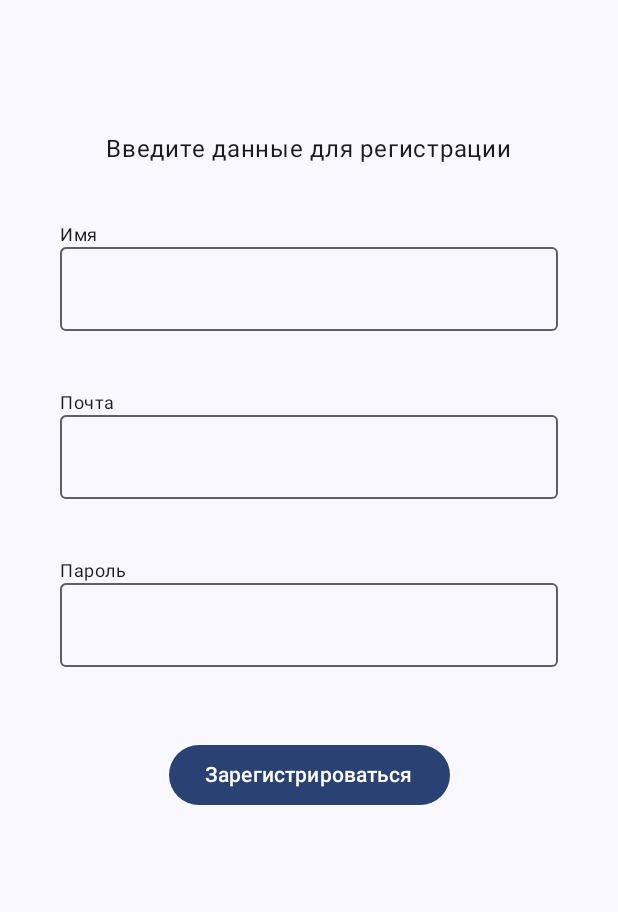
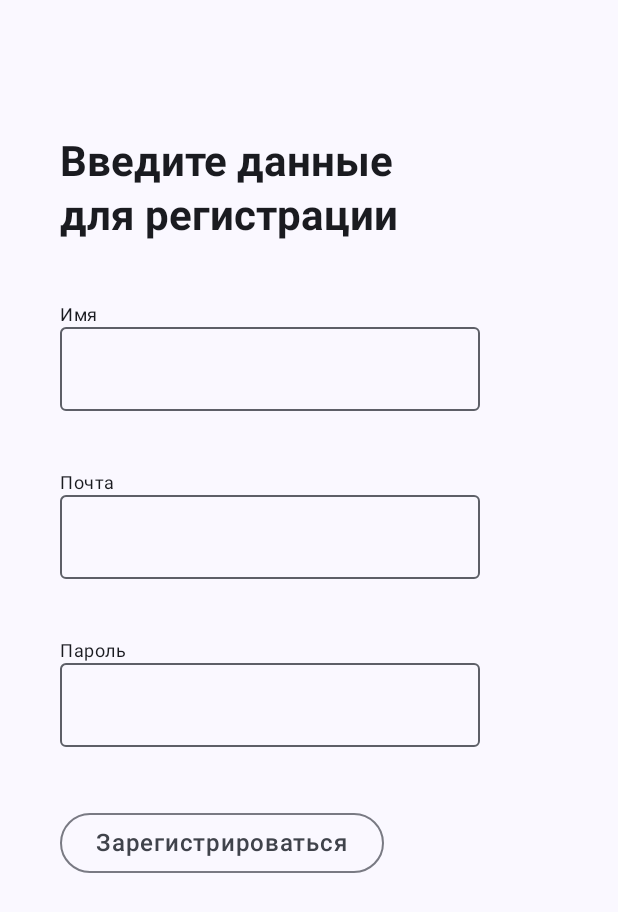
Before and after one commit to y19th/compose-registration, an Android app built with Jetpack Compose: the screen it shows after launch (MainActivity), on a phone screen of 412 x 824 dp. Shown: the top 912 px of the screen. Run offline under Robolectric (Android 15) with nearby library versions, the phone set to English and light mode, and no system bars; our stand-ins replace Room's generated code.

```diff
--- a/app/src/main/java/y19th/example/compose_registration/navigation/NavGraph.kt
+++ b/app/src/main/java/y19th/example/compose_registration/navigation/NavGraph.kt
@@ -21,12 +21,12 @@ fun NavGraph(
         startDestination = startDestination
     ) {
         composable(route = Screens.Main.route) {
-            MainScreen(navigateForward = {
-                navController.navigate(Screens.Profile.route)
+            MainScreen(navigateForward = { userName ->
+                navController.navigate(Screens.Profile.route + "/$userName")
             })
         }
-        composable(route = Screens.Profile.route) {
-            ProfileScreen()
+        composable(route = Screens.Profile.route + "/{user_name}") {backStack ->
+            ProfileScreen(backStack.arguments?.getString("user_name"))
         }
     }
 }
--- a/app/src/main/java/y19th/example/compose_registration/room/dao/UserDao.kt
+++ b/app/src/main/java/y19th/example/compose_registration/room/dao/UserDao.kt
@@ -12,17 +12,14 @@ interface UserDao {
     @Query("select * from user")
     fun getUsers() : List<User>
 
-    @Query("select user_password from user where " +
-            ":typedPassword == user_password " +
-            "and :userEmail == user_email " +
-            "and :userName == user_name")
-    fun getUserPassword(typedPassword: String, userEmail: String, userName: String): String
-
     @Query("select * from user where :typedName == user_name")
     fun getUserByName(typedName: String) : User
 
     @Query("select * from user where :typedName == user_email")
     fun getUserByEmail(typedName: String) : User
+
+    @Query("update user set user_password = :userPassword where id == :userId")
+    fun setUserPassword(userPassword: String, userId: Int)
 
     @Insert
     fun insertUser(vararg users: User)
--- a/app/src/main/java/y19th/example/compose_registration/room/entity/User.kt
+++ b/app/src/main/java/y19th/example/compose_registration/room/entity/User.kt
@@ -7,8 +7,8 @@ import androidx.room.PrimaryKey
 
 @Entity(tableName = "user")
 data class User(
-    @PrimaryKey(autoGenerate = true) val id: Int,
-    @ColumnInfo(name = "user_name") val name: String,
-    @ColumnInfo(name = "user_email")val email: String,
-    @ColumnInfo(name = "user_password")val password: String
+    @PrimaryKey(autoGenerate = true) val id: Int = 0,
+    @ColumnInfo(name = "user_name") val name: String = "auto_name",
+    @ColumnInfo(name = "user_email")val email: String = "auto_email",
+    @ColumnInfo(name = "user_password")val password: String = "auto_password"
 )
--- a/app/src/main/java/y19th/example/compose_registration/screens/MainScreen.kt
+++ b/app/src/main/java/y19th/example/compose_registration/screens/MainScreen.kt
@@ -7,9 +7,8 @@ import androidx.compose.foundation.layout.fillMaxSize
 import androidx.compose.foundation.layout.fillMaxWidth
 import androidx.compose.foundation.layout.height
 import androidx.compose.foundation.layout.padding
-import androidx.compose.foundation.text.KeyboardOptions
-import androidx.compose.material3.Button
 import androidx.compose.material3.MaterialTheme
+import androidx.compose.material3.OutlinedButton
 import androidx.compose.material3.OutlinedTextField
 import androidx.compose.material3.Surface
 import androidx.compose.material3.Text
@@ -23,7 +22,7 @@ import androidx.compose.ui.Alignment
 import androidx.compose.ui.Modifier
 import androidx.compose.ui.platform.LocalContext
 import androidx.compose.ui.res.stringResource
-import androidx.compose.ui.text.input.KeyboardType
+import androidx.compose.ui.text.font.FontWeight
 import androidx.compose.ui.text.input.TextFieldValue
 import androidx.compose.ui.text.style.TextAlign
 import androidx.compose.ui.tooling.preview.Preview
@@ -37,12 +36,12 @@ import y19th.example.compose_registration.viewmodel.DatabaseViewModel
 @Preview(showBackground = true)
 @Composable
 fun MainScreenPreview() {
-
+    MainScreen {}
 }
 
 
 @Composable
-fun MainScreen(navigateForward: () -> Unit) {
+fun MainScreen(navigateForward: (String) -> Unit) {
 
     val context = LocalContext.current
 
@@ -71,51 +70,27 @@ fun MainScreen(navigateForward: () -> Unit) {
                     .fillMaxWidth()
                     .padding(all = 40.dp),
                 verticalArrangement = Arrangement.Top,
-                horizontalAlignment = Alignment.CenterHorizontally
+                horizontalAlignment = Alignment.Start
             ) {
                 Text(
                     text = stringResource(id = R.string.insert_data),
-                    style = MaterialTheme.typography.bodyLarge
+                    style = MaterialTheme.typography.headlineMedium,
+                    fontWeight = FontWeight.Bold,
+                    modifier = Modifier.fillMaxWidth(0.7F)
                 )
-
-                TextWithSpacer(headerId = R.string.name)
-
-                OutlinedTextField(
-                    value = nameValue,
-                    onValueChange = {
-                        if(it.text.length <= 16)nameValue = it
-                    },
-                    singleLine = true,
-                    modifier = Modifier.fillMaxWidth(),
-
+                TextFieldWithHeader(headerId = R.string.name, value = nameValue) {
+                    if(it.text.length <= 16)nameValue = it
+                }
+                TextFieldWithHeader(headerId = R.string.email, value = emailValue) {
+                    if(it.text.length <= 16)emailValue = it
+                }
+                TextFieldWithHeader(headerId = R.string.password, value = passwordValue) {
+                    if(it.text.length <= 16)passwordValue = it
+                }
+                Spacer(
+                    modifier = Modifier.height(40.dp)
                 )
-
-                TextWithSpacer(headerId = R.string.email)
-
-                OutlinedTextField(
-                    value = emailValue,
-                    onValueChange = {
-                        if(it.text.length <= 16)emailValue = it
-                    },
-                    singleLine = true,
-                    modifier = Modifier.fillMaxWidth(),
-                    keyboardOptions = KeyboardOptions(keyboardType = KeyboardType.Email)
-                    )
-
-                TextWithSpacer(headerId = R.string.password)
-
-                OutlinedTextField(
-                    value = passwordValue,
-                    onValueChange = {
-                        if(it.text.length <= 16)passwordValue = it
-                    },
-                    singleLine = true,
-                    modifier = Modifier.fillMaxWidth()
-                    )
-
-                Spacer(modifier = Modifier.height(40.dp))
-
-                Button(
+                OutlinedButton(
                     onClick = {
                         if(
                             nameValue.text.isNotEmpty()
@@ -131,18 +106,29 @@ fun MainScreen(navigateForward: () -> Unit) {
                                 )
                             )
                             context.shortToast("user added")
-                            navigateForward.invoke()
+                            navigateForward.invoke(nameValue.text)
                         } else {
                             context.shortToast(context.getString(R.string.error_message))
                         }
                     },
-                    modifier = Modifier.padding(all = 8.dp)
                 ) {
-                    Text(text = stringResource(id = R.string.end_register))
+                    Text(
+                        text = stringResource(id = R.string.end_register),
+                        style = MaterialTheme.typography.labelMedium
+                    )
                 }
             }
         }
     }
+}
+@Composable
+fun TextFieldWithHeader(headerId: Int,value: TextFieldValue,onValueChange: (TextFieldValue) -> Unit) {
+    TextWithSpacer(headerId = headerId)
+    OutlinedTextField(
+        value = value,
+        onValueChange = onValueChange,
+        singleLine = true
+    )
 }
 
 @Composable
--- a/app/src/main/java/y19th/example/compose_registration/ui/theme/Type.kt
+++ b/app/src/main/java/y19th/example/compose_registration/ui/theme/Type.kt
@@ -11,6 +11,20 @@ val Typography = Typography(
     bodyLarge = TextStyle(
         fontFamily = FontFamily.Default,
         fontWeight = FontWeight.Normal,
+        fontSize = 16.sp,
+        lineHeight = 24.sp,
+        letterSpacing = 0.5.sp
+    ),
+    labelLarge = TextStyle(
+        fontWeight = FontWeight.Bold,
+        fontFamily = FontFamily.Default,
+        fontSize = 20.sp,
+        lineHeight = 24.sp,
+        letterSpacing = 0.5.sp
+    ),
+    labelMedium = TextStyle(
+        fontWeight = FontWeight.Medium,
+        fontFamily = FontFamily.Default,
         fontSize = 16.sp,
         lineHeight = 24.sp,
         letterSpacing = 0.5.sp
--- a/app/src/main/java/y19th/example/compose_registration/viewmodel/DatabaseViewModel.kt
+++ b/app/src/main/java/y19th/example/compose_registration/viewmodel/DatabaseViewModel.kt
@@ -12,30 +12,45 @@ import kotlinx.coroutines.launch
 import y19th.example.compose_registration.room.UserDatabase
 import y19th.example.compose_registration.room.entity.User
 
-class DatabaseViewModel() : ViewModel() {
+class DatabaseViewModel : ViewModel() {
 
-    private val _users = MutableStateFlow(listOf<User>())
-    val users: StateFlow<List<User>> = _users.asStateFlow()
+    private val _user = MutableStateFlow(User())
+    val user: StateFlow<User> = _user.asStateFlow()
 
     private var _database: UserDatabase? = null
-    val database: UserDatabase get() = requireNotNull(_database)
+    private val database: UserDatabase get() = requireNotNull(_database)
 
     fun init(context: Context) {
         _database = UserDatabase.getDatabase(context = context)
-        getUsers()
+    }
+    fun setUserPassword(newPassword: String, userId: Int) {
+        viewModelScope.launch (Dispatchers.IO){
+            database.userDao().setUserPassword(
+                userPassword = newPassword,
+                userId = userId
+            )
+            _user.update { oldUser ->
+                oldUser.copy(
+                    id = oldUser.id,
+                    name = oldUser.name,
+                    email = oldUser.email,
+                    password = newPassword
+                )
+            }
+        }
     }
 
-    fun getUsers() {
+    fun getUserByName(userName: String) {
         viewModelScope.launch(Dispatchers.IO) {
-            val result = database.userDao().getUsers()
-            _users.update {
+            val result = database.userDao().getUserByName(userName)
+            _user.update {
                 result
             }
         }
     }
 
     fun insert(user: User) {
-        viewModelScope.launch(Dispatchers.Default) {
+        viewModelScope.launch(Dispatchers.IO) {
             database.userDao().insertUser(user)
         }
     }
--- a/app/src/main/res/values/strings.xml
+++ b/app/src/main/res/values/strings.xml
@@ -6,4 +6,8 @@
     <string name="password">Пароль</string>
     <string name="end_register">Зарегистрироваться</string>
     <string name="error_message">Проверь введенные данные</string>
+    <string name="contacts">Контакты</string>
+    <string name="current_password">Текущий пароль</string>
+    <string name="new_password">Новый пароль</string>
+    <string name="change_password">Сменить пароль</string>
 </resources>
```
Also changed, not shown: app/src/main/java/y19th/example/compose_registration/screens/ProfileScreen.kt (+119 -28 lines).
